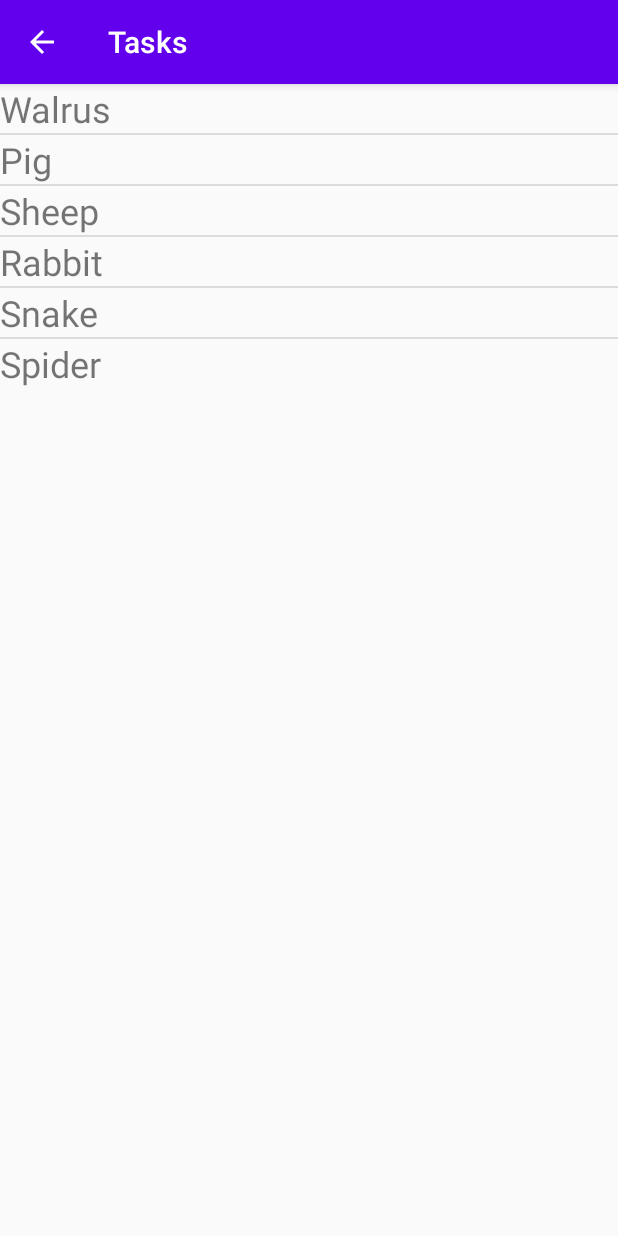
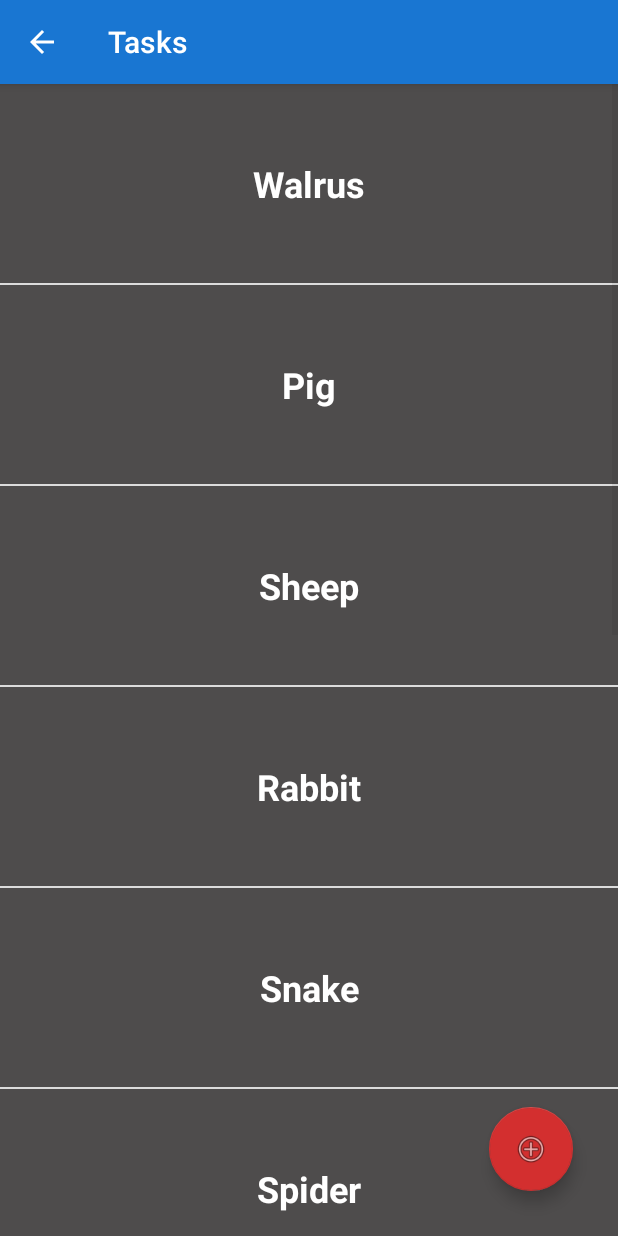
Before and after one commit to Arbelaezch/Tasks-App, an Android app: the GuideMainActivity screen opened directly, with no data from a screen before it, on a phone screen of 412 x 824 dp. Run offline under Robolectric (Android 15) with nearby library versions, the phone set to English and light mode, and no system bars.

Commit message:
Guide List Layout

```diff
--- a/app/build.gradle
+++ b/app/build.gradle
@@ -26,6 +26,7 @@ dependencies {
     implementation fileTree(dir: "libs", include: ["*.jar"])
     implementation 'androidx.appcompat:appcompat:1.1.0'
     implementation 'androidx.constraintlayout:constraintlayout:1.1.3'
+    implementation 'com.google.android.material:material:1.0.0'
     testImplementation 'junit:junit:4.12'
     androidTestImplementation 'androidx.test.ext:junit:1.1.1'
     androidTestImplementation 'androidx.test.espresso:espresso-core:3.2.0'
--- a/app/src/main/java/com/example/tasks/guides/GuideMainActivity.java
+++ b/app/src/main/java/com/example/tasks/guides/GuideMainActivity.java
@@ -11,7 +11,7 @@ import com.example.tasks.R;
 public class GuideMainActivity extends AppCompatActivity {
     private ListView listView;
 
-    String[] nameArray = {"Walrus","Pig","Sheep","Rabbit","Snake","Spider" };
+    String[] nameArray = {"Walrus","Pig","Sheep","Rabbit","Snake","Spider", "Walrus","Pig","Sheep","Rabbit","Snake","Spider"};
 
     @Override
     protected void onCreate(Bundle savedInstanceState) {
--- a/app/src/main/res/layout/activity_guide_main.xml
+++ b/app/src/main/res/layout/activity_guide_main.xml
@@ -1,21 +1,34 @@
 <?xml version="1.0" encoding="utf-8"?>
-<RelativeLayout
-    xmlns:android="http://schemas.android.com/apk/res/android"
+<RelativeLayout xmlns:android="http://schemas.android.com/apk/res/android"
     xmlns:app="http://schemas.android.com/apk/res-auto"
     xmlns:tools="http://schemas.android.com/tools"
     android:layout_width="match_parent"
     android:layout_height="match_parent"
+    android:visibility="visible"
     tools:context=".guides.GuideMainActivity">
 
     <ListView
         android:id="@+id/guides_list"
         android:layout_width="wrap_content"
         android:layout_height="wrap_content"
-        android:textSize="40dp"
+        android:textSize="40sp"
         app:layout_constraintBottom_toBottomOf="parent"
         app:layout_constraintEnd_toEndOf="parent"
         app:layout_constraintStart_toStartOf="parent"
-        app:layout_constraintTop_toTopOf="parent" />
+        app:layout_constraintTop_toTopOf="parent">
 
 
+
+    </ListView>
+
+    <com.google.android.material.floatingactionbutton.FloatingActionButton
+        android:id="@+id/floatingActionButton"
+        android:layout_width="wrap_content"
+        android:layout_height="wrap_content"
+        android:layout_margin="30dp"
+        android:layout_alignBottom="@id/guides_list"
+        android:layout_alignParentRight="true"
+        android:clickable="true"
+        app:backgroundTint="#D32F2F"
+        app:srcCompat="@android:drawable/ic_menu_add" />
 </RelativeLayout>
--- a/app/src/main/res/layout/guide_row_listview.xml
+++ b/app/src/main/res/layout/guide_row_listview.xml
@@ -5,15 +5,24 @@
     android:layout_width="match_parent"
     android:layout_height="wrap_content"
     android:orientation="horizontal"
-    android:gravity="center_vertical">
+    android:gravity="center_vertical"
+    >
 
     <TextView
         android:id="@+id/guides_titles"
+        android:layout_width="match_parent"
+        android:layout_height="match_parent"
+        android:background="#4E4C4C"
+        android:gravity="center_vertical"
+        android:padding="50dp"
+        android:text="TextView"
+        android:textAlignment="center"
+        android:textColor="#FFFFFF"
         android:textSize="24sp"
-        android:text="TextView"
-        android:layout_width="match_parent"
-        android:layout_height="wrap_content">
+        android:textStyle="bold">
 
     </TextView>
 
+
+
 </LinearLayout>
--- a/app/src/main/res/values/styles.xml
+++ b/app/src/main/res/values/styles.xml
@@ -2,8 +2,8 @@
     <!-- Base application theme. -->
     <style name="AppTheme" parent="Theme.AppCompat.Light.DarkActionBar">
         <!-- Customize your theme here. -->
-        <item name="colorPrimary">@color/colorPrimary</item>
-        <item name="colorPrimaryDark">@color/colorPrimaryDark</item>
+        <item name="colorPrimary">#1976D2</item>
+        <item name="colorPrimaryDark">#010101</item>
         <item name="colorAccent">@color/colorAccent</item>
     </style>
 
```
Also changed, not shown: 87 other files.
